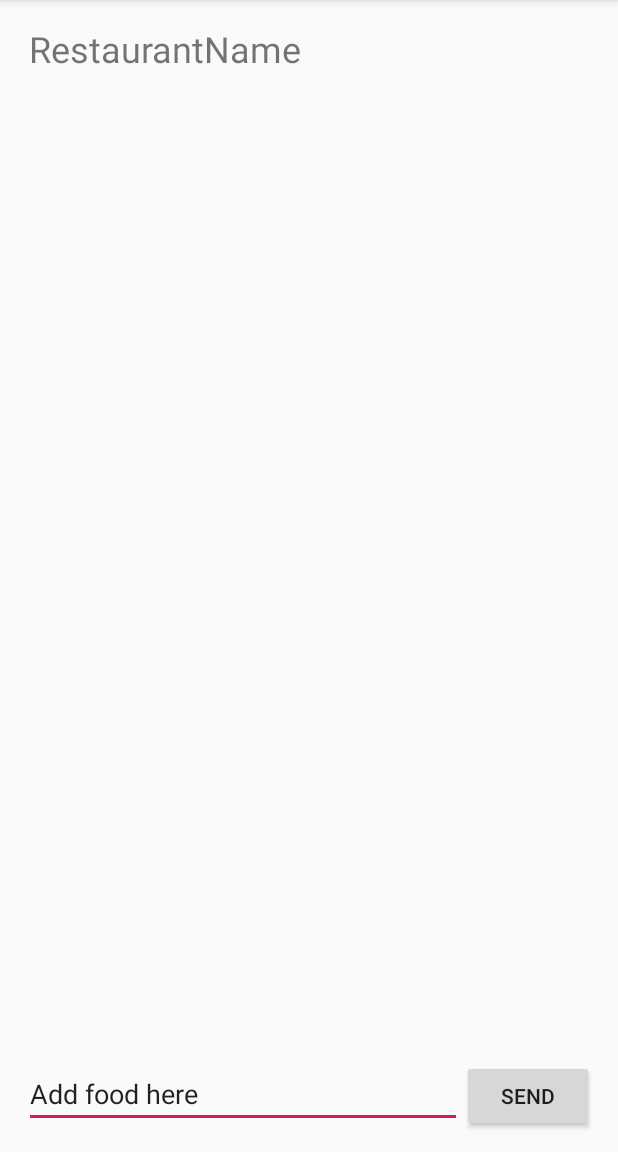
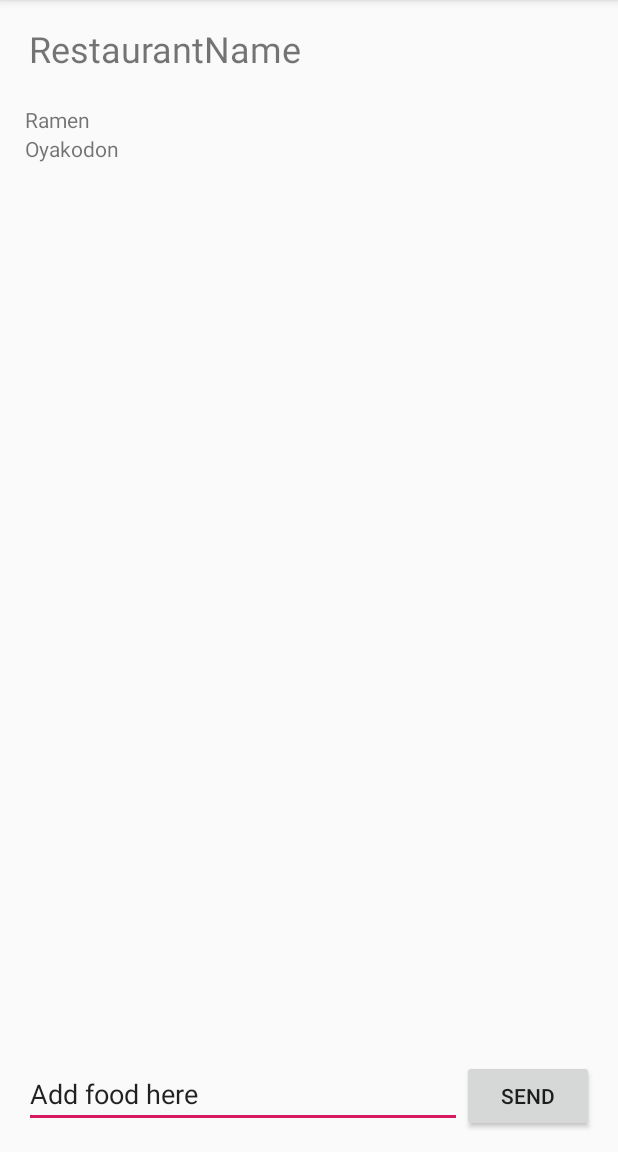
Before and after one commit to Aidesign/ProjectFoodMapping, an Android app: the screen it shows after launch (MainActivity), on a phone screen of 412 x 824 dp, the part 84-1236 px from its top. Run offline under Robolectric (Android 15) with nearby library versions, the phone set to English and light mode, and no system bars.

Commit message:
add RecyclerView for restaurant food items

```diff
--- a/app/build.gradle
+++ b/app/build.gradle
@@ -30,4 +30,5 @@ dependencies {
     testImplementation 'junit:junit:4.12'
     androidTestImplementation 'com.android.support.test:runner:1.0.2'
     androidTestImplementation 'com.android.support.test.espresso:espresso-core:3.0.2'
+    implementation 'com.android.support:recyclerview-v7:28.0.0'
 }
--- a/app/src/main/java/com/example/kimmo/projectfoodmapping/MainActivity.kt
+++ b/app/src/main/java/com/example/kimmo/projectfoodmapping/MainActivity.kt
@@ -2,11 +2,27 @@ package com.example.kimmo.projectfoodmapping
 
 import android.support.v7.app.AppCompatActivity
 import android.os.Bundle
+import android.support.v7.widget.LinearLayoutManager
+import android.support.v7.widget.RecyclerView
 
 class MainActivity : AppCompatActivity() {
+    private lateinit var recyclerView : RecyclerView
+    private lateinit var viewAdapter: RecyclerView.Adapter<*>
+    private lateinit var viewManager: RecyclerView.LayoutManager
 
     override fun onCreate(savedInstanceState: Bundle?) {
         super.onCreate(savedInstanceState)
         setContentView(R.layout.activity_main)
+
+        val foodDataset = arrayOf("Ramen", "Oyakodon")
+
+        viewManager = LinearLayoutManager(this)
+        viewAdapter = RestaurantFoodListAdapter(foodDataset)
+
+        recyclerView = findViewById<RecyclerView>(R.id.restaurant_food_recycler_view).apply {
+            setHasFixedSize(true)
+            layoutManager = viewManager
+            adapter = viewAdapter
+        }
     }
 }
--- /dev/null
+++ b/app/src/main/java/com/example/kimmo/projectfoodmapping/RestaurantFoodListAdapter.kt
@@ -0,0 +1,27 @@
+package com.example.kimmo.projectfoodmapping
+
+import android.support.v7.widget.RecyclerView
+import android.view.LayoutInflater
+import android.view.ViewGroup
+import android.widget.TextView
+
+class RestaurantFoodListAdapter(private val foodDataset: Array<String>) : RecyclerView.Adapter<RestaurantFoodListAdapter.RestaurantFoodListViewHolder>() {
+
+    class RestaurantFoodListViewHolder(val textView: TextView) : RecyclerView.ViewHolder(textView)
+
+    override fun onCreateViewHolder(parent: ViewGroup, viewType: Int): RestaurantFoodListAdapter.RestaurantFoodListViewHolder {
+        val textView = LayoutInflater.from(parent.context)
+            .inflate(R.layout.restaurant_food_list_text_view, parent, false) as TextView
+        // set the view's size, margins, paddings and layout parameters
+        //textView.setTextSize()
+        return RestaurantFoodListViewHolder(textView)
+    }
+
+    override fun onBindViewHolder(holder: RestaurantFoodListViewHolder, position: Int) {
+        // - get element from your dataset at this position
+        // - replace the contents of the view with that element
+        holder.textView.text = foodDataset[position]
+    }
+
+    override fun getItemCount() = foodDataset.size
+}
--- a/app/src/main/res/layout/activity_main.xml
+++ b/app/src/main/res/layout/activity_main.xml
@@ -43,4 +43,17 @@
         app:layout_constraintEnd_toEndOf="parent"
         app:layout_constraintStart_toStartOf="parent"
         app:layout_constraintTop_toTopOf="parent" />
+
+    <android.support.v7.widget.RecyclerView
+        android:id="@+id/restaurant_food_recycler_view"
+        android:layout_width="379dp"
+        android:layout_height="455dp"
+        android:layout_marginStart="16dp"
+        android:layout_marginTop="16dp"
+        android:layout_marginEnd="16dp"
+        app:layout_constraintEnd_toEndOf="parent"
+        app:layout_constraintStart_toStartOf="parent"
+        app:layout_constraintTop_toBottomOf="@+id/textView">
+
+    </android.support.v7.widget.RecyclerView>
 </android.support.constraint.ConstraintLayout>
--- /dev/null
+++ b/app/src/main/res/layout/restaurant_food_list_text_view.xml
@@ -0,0 +1,5 @@
+<?xml version="1.0" encoding="utf-8"?>
+<TextView xmlns:android="http://schemas.android.com/apk/res/android" android:layout_width="match_parent"
+    android:layout_height="wrap_content">
+
+</TextView>
```
